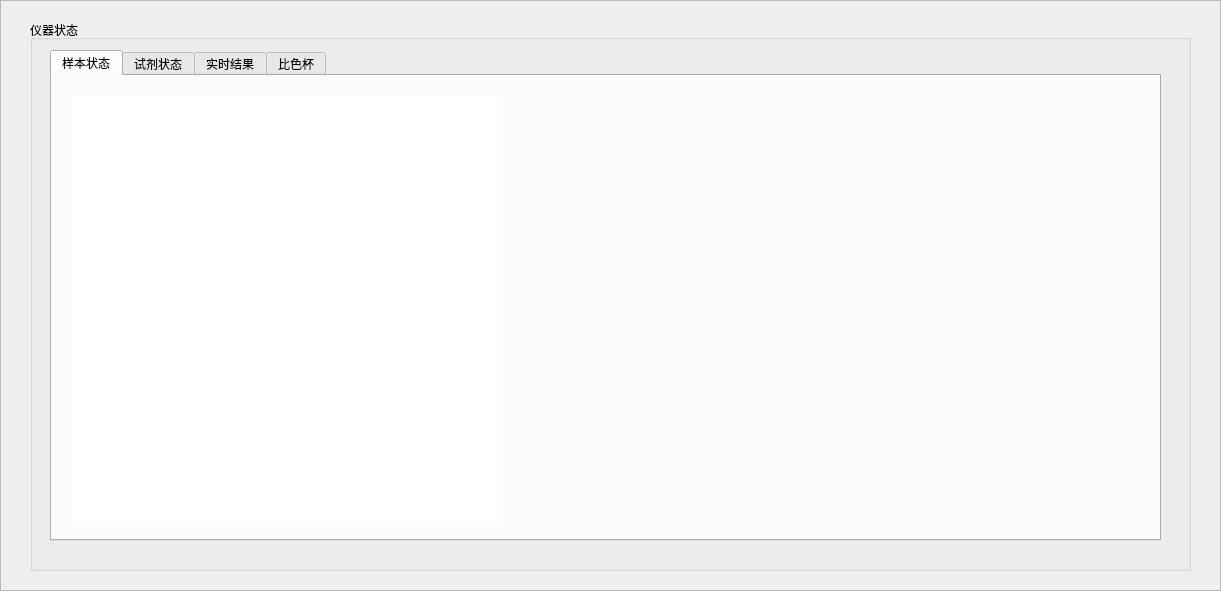
Before: the Qt Designer form statusframe.ui in lsoftp/water, drawn with Qt 5.
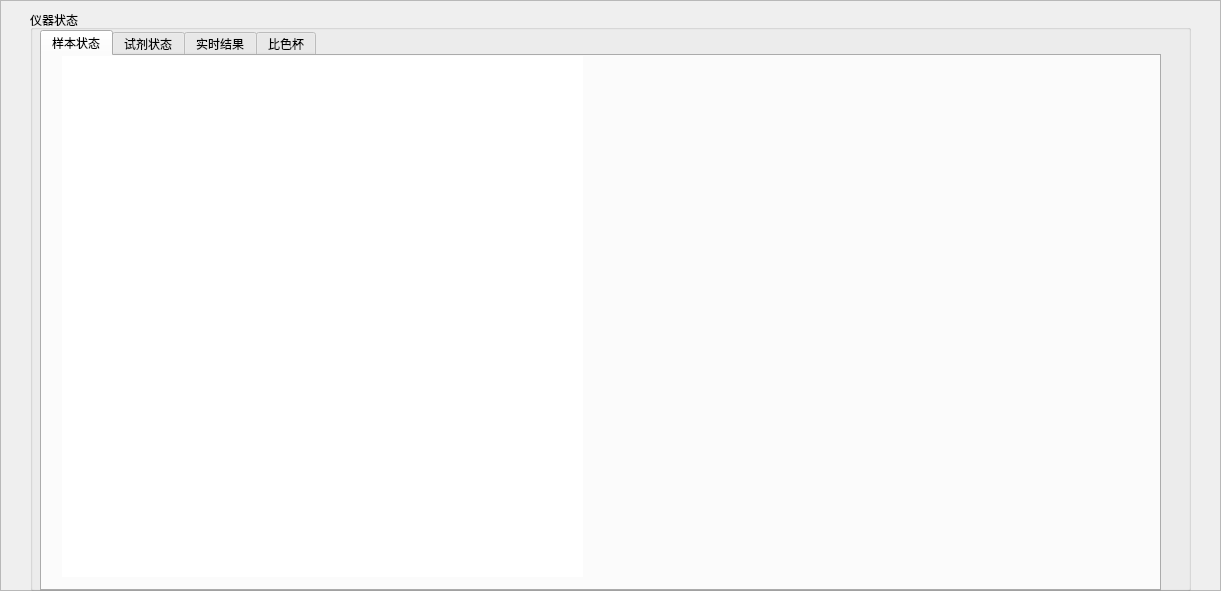
After: the same form once the commit is applied. Custom widgets are drawn as their Qt base class.

What changed in the file:
```diff
--- a/statusframe.ui
+++ b/statusframe.ui
@@ -23,9 +23,9 @@
    <property name="geometry">
     <rect>
      <x>30</x>
-     <y>20</y>
+     <y>10</y>
      <width>1161</width>
-     <height>551</height>
+     <height>581</height>
     </rect>
    </property>
    <property name="title">
@@ -34,10 +34,10 @@
    <widget class="QTabWidget" name="tabWidget">
     <property name="geometry">
      <rect>
-      <x>20</x>
-      <y>30</y>
-      <width>1111</width>
-      <height>491</height>
+      <x>10</x>
+      <y>20</y>
+      <width>1121</width>
+      <height>561</height>
      </rect>
     </property>
     <property name="currentIndex">
@@ -51,9 +51,9 @@
       <property name="geometry">
        <rect>
         <x>20</x>
-        <y>20</y>
-        <width>431</width>
-        <height>431</height>
+        <y>0</y>
+        <width>521</width>
+        <height>521</height>
        </rect>
       </property>
       <property name="styleSheet">
```
